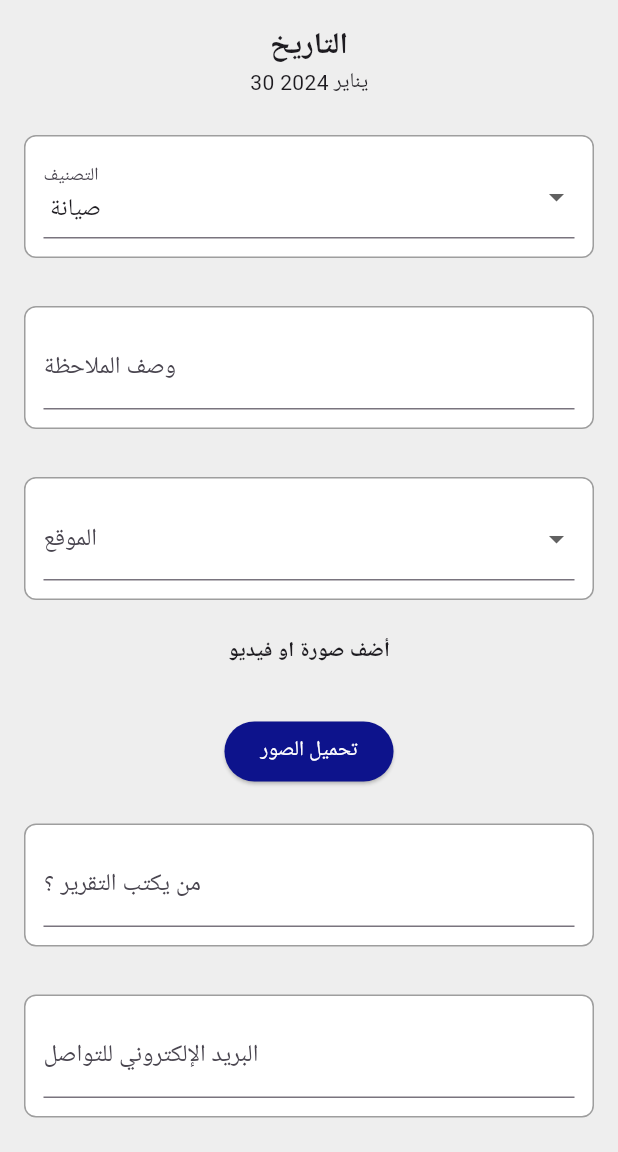
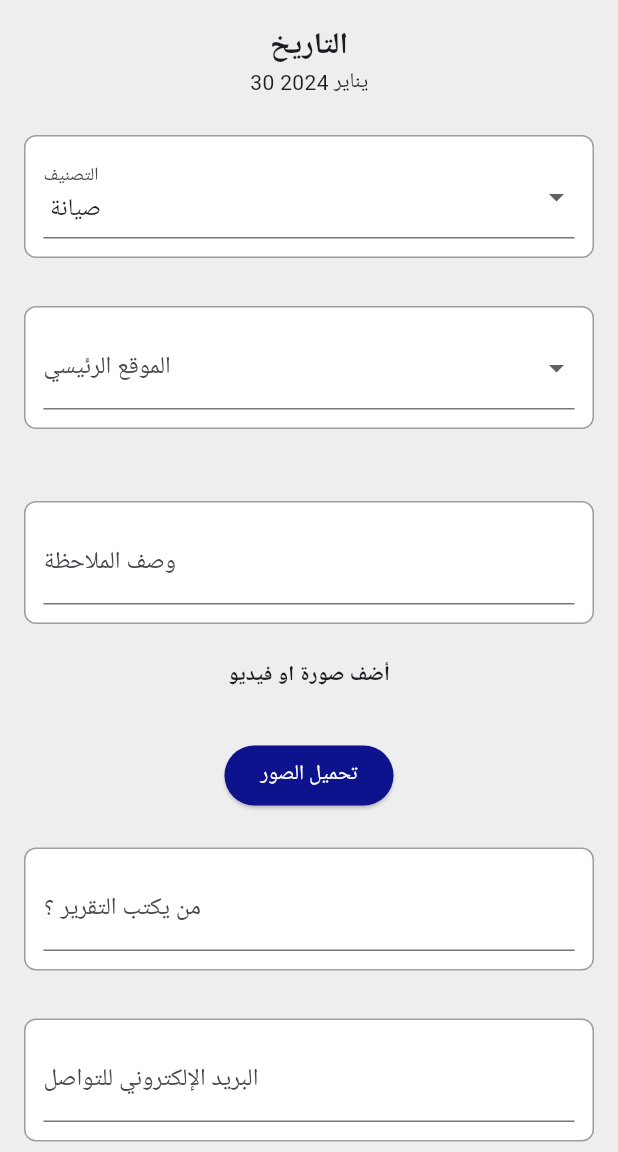
Before and after one commit to BasheerAtwan/My_Project, a Flutter app: the FormPage screen opened directly, on a phone screen of 412 x 824 dp, the part 84-1236 px from its top. Run offline on Flutter 3.47's test engine with Material 3 defaults, Android fonts, the phone set to English and light mode, and no system bars; our stand-ins replace cached_network_image, cloud_firestore, file_picker, firebase_core, firebase_storage; accounts and stored records are empty; Roboto replaces fonts that are missing (ArabicModern).

Commit message:
changed somthing

```diff
--- a/lib/FormPage.dart
+++ b/lib/FormPage.dart
@@ -19,11 +19,46 @@ class FormPage extends StatefulWidget {
 
 class _FormPageState extends State<FormPage> {
   late DateTime currentDate;
-  List<String> site = ['الطابق الاول', 'الطابق الثاني', 'الطابق الثالث'];
+  List<String> site = [
+    'فرع البيادر',
+    'تلاع العلي',
+    'فرع الياسمين',
+    'فرع وادي صقرة',
+    'فرع الجبيهة',
+    'فرع الوحدات',
+    'فرع طبربور',
+    'فرع الزرقاء',
+    'فرع اربد',
+    'مكتب شارع الحصن',
+    'فرع العقبة',
+    'مكتب مطار الملك الحسين',
+    'فرع دابوق',
+    'فرع الزرقاء الجديدة',
+    ' شارع المطار',
+    'مرج الحمام',
+    'العبدلي مول',
+    'مادبا',
+    'السلط',
+    'مطار الملكة علياء',
+    'باب المدينة',
+    'المفرق',
+    'دوار الداخلية',
+    'عبدون',
+    'شارع مكة',
+    'الكرك',
+    'ستي مول',
+    'تاج مول',
+    'مكتب الفصول الاربعة',
+    'زهران',
+    'سحاب',
+    'بيادر وادي السير',
+    'شميساني'
+  ];
   List<String> categories = [' صيانة', 'عمل غير امن', 'تطوير', 'تنظيف'];
 
   String? selectedSite;
-  String? selectedCategory; // Declare selectedCategory as late
+  String? selectedCategory;
+  String? selectedSubSite;
 
   List<Uint8List> _selectedImageBytesList = [];
   List<File> _selectedImageFileList = [];
@@ -32,11 +67,20 @@ class _FormPageState extends State<FormPage> {
   final TextEditingController ReporterController = TextEditingController();
   final TextEditingController emailController = TextEditingController();
 
+  Map<String, List<String>> subSites = {
+    'شارع مكة': ['الطابق الاول', 'الطابق الثاني','الطابق الثالث','الطابق الارضي','طابق B1','طابق B2','طابق B3'],
+    'شميساني': ['الطابق الاول', 'الطابق الثاني','الطابق الثالث','الطابق الرابع','طابق B1','طابق B2'],
+    'زهران': ['طابق P1', 'طابق P2','طابق P3','طابق P4','طابق P5','طابق P6','الطابق الارضي','الطابق الاول', 'الطابق الثاني','الطابق الثالث','الطابق الرابع', 'الطابق الخامس','الطابق السادس','الطابق السابع', 'الطابق الثامن','الطابق التاسع','الطابق العاشر', 'الطابق الحادي عشر','الطابق الثاني عشر','الطابق الثالث عشر','الطابق الرابع عشر',],
+    'مطار الملكة علياء': ['المغادرة', 'الجوازات','الترانزيت','البوابة 1','مركز الطاقم','الجوازات 2','البوابة 2'],
+
+
+  };
+
   @override
   void initState() {
     super.initState();
     currentDate = DateTime.now();
-    selectedCategory = categories.first; // Initialize with the first category
+    selectedCategory = categories.first;
   }
 
   @override
@@ -80,6 +124,7 @@ class _FormPageState extends State<FormPage> {
                   Text(
                     DateFormat.yMMMMd('ar').format(currentDate),
                   ),
+
                   const SizedBox(height: 16),
                   buildDropdownBox(
                     labelText: 'التصنيف',
@@ -92,6 +137,39 @@ class _FormPageState extends State<FormPage> {
                     },
                   ),
                   const SizedBox(height: 16),
+
+                  buildDropdownBox(
+                    labelText: 'الموقع الرئيسي',
+                    items: site,
+                    value: selectedSite,
+                    onChanged: (value) {
+                      setState(() {
+                        selectedSite = value;
+                        selectedSubSite = null; // Reset sub-site selection
+                      });
+                    },
+                  ),
+
+                  SizedBox(height: 16.0),
+                  // Display sub-site dropdown only if a main site is selected
+                  if (selectedSite != null && subSites.containsKey(selectedSite!))
+                    Column(
+                      crossAxisAlignment: CrossAxisAlignment.start,
+                      children: [
+                        buildDropdownBox(
+                          labelText: 'الموقع الفرعي:',
+                          items: subSites[selectedSite!]!,
+                          value: selectedSubSite,
+                          onChanged: (value) {
+                            setState(() {
+                              selectedSubSite = value;
+                            });
+                          },
+                        ),
+
+                      ],
+                    ),
+                  const SizedBox(height: 16),
                   buildTextBox(
                     child: TextFormField(
                       controller: titleController,
@@ -99,17 +177,6 @@ class _FormPageState extends State<FormPage> {
                         labelText: 'وصف الملاحظة',
                       ),
                     ),
-                  ),
-                  const SizedBox(height: 16),
-                  buildDropdownBox(
-                    labelText: 'الموقع',
-                    items: site,
-                    value: selectedSite,
-                    onChanged: (value) {
-                      setState(() {
-                        selectedSite = value;
-                      });
-                    },
                   ),
                   const SizedBox(height: 16),
                   const Text(
@@ -131,7 +198,6 @@ class _FormPageState extends State<FormPage> {
                   buildTextBox(
                     child: TextFormField(
                       controller: emailController,
-                      // Define a TextEditingController for the email field
                       decoration: const InputDecoration(
                         labelText: 'البريد الإلكتروني للتواصل',
                       ),
@@ -277,23 +343,21 @@ class _FormPageState extends State<FormPage> {
     try {
       List<String> imageUrls = await _uploadImagesToFirebase();
 
-      // Prepare data to be saved to Firebase
       Map<String, dynamic> data = {
         'selectedSite': selectedSite,
         'selectedCategory': selectedCategory,
+        'selectedSubSite': selectedSubSite,
         'title': titleController.text,
         'reporter': ReporterController.text,
-        'email': emailController.text, // Include the contact email
+        'email': emailController.text,
         'date': Timestamp.fromDate(currentDate),
         'imageUrls': imageUrls,
       };
 
-      // Save data to Firestore
       await FirebaseFirestore.instance.collection('form_data').add(data);
 
       print('Form data saved to Firebase!');
 
-      // Show a snackbar to indicate successful submission
       ScaffoldMessenger.of(context).showSnackBar(
         SnackBar(
           content: Text('تم حفظ البيانات بنجاح'),
@@ -301,7 +365,6 @@ class _FormPageState extends State<FormPage> {
         ),
       );
 
-      // Prompt the user to submit another form or quit
       showDialog(
         context: context,
         builder: (BuildContext context) {
@@ -311,22 +374,21 @@ class _FormPageState extends State<FormPage> {
             actions: <Widget>[
               TextButton(
                 onPressed: () {
-                  Navigator.of(context).pop(); // Close the dialog
+                  Navigator.of(context).pop();
                 },
                 child: Text('لا'),
               ),
               TextButton(
                 onPressed: () {
-                  // Clear the form fields after submission
                   titleController.clear();
                   ReporterController.clear();
                   setState(() {
-                    selectedCategory = categories
-                        .first; // Reset selectedCategory to the initial value
+                    selectedCategory = categories.first;
                     selectedSite = null;
+                    selectedSubSite = null;
                     _selectedImageBytesList.clear();
                   });
-                  Navigator.of(context).pop(); // Close the dialog
+                  Navigator.of(context).pop();
                 },
                 child: Text('نعم'),
               ),
@@ -336,7 +398,7 @@ class _FormPageState extends State<FormPage> {
       );
     } catch (e) {
       print('Error saving form data: $e');
-      // Show an error snackbar if data saving fails
+
       ScaffoldMessenger.of(context).showSnackBar(
         SnackBar(
           content: Text('حدث خطأ أثناء حفظ البيانات'),
```
Also changed, not shown: lib/AdminPage.dart (+7 -25 lines).
